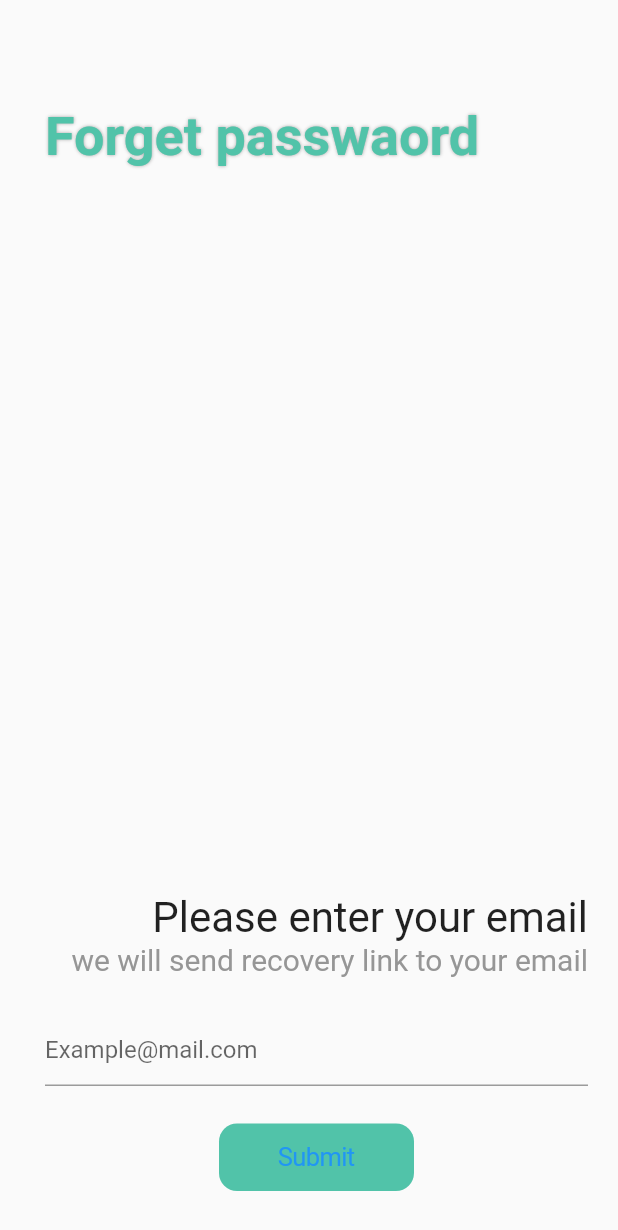
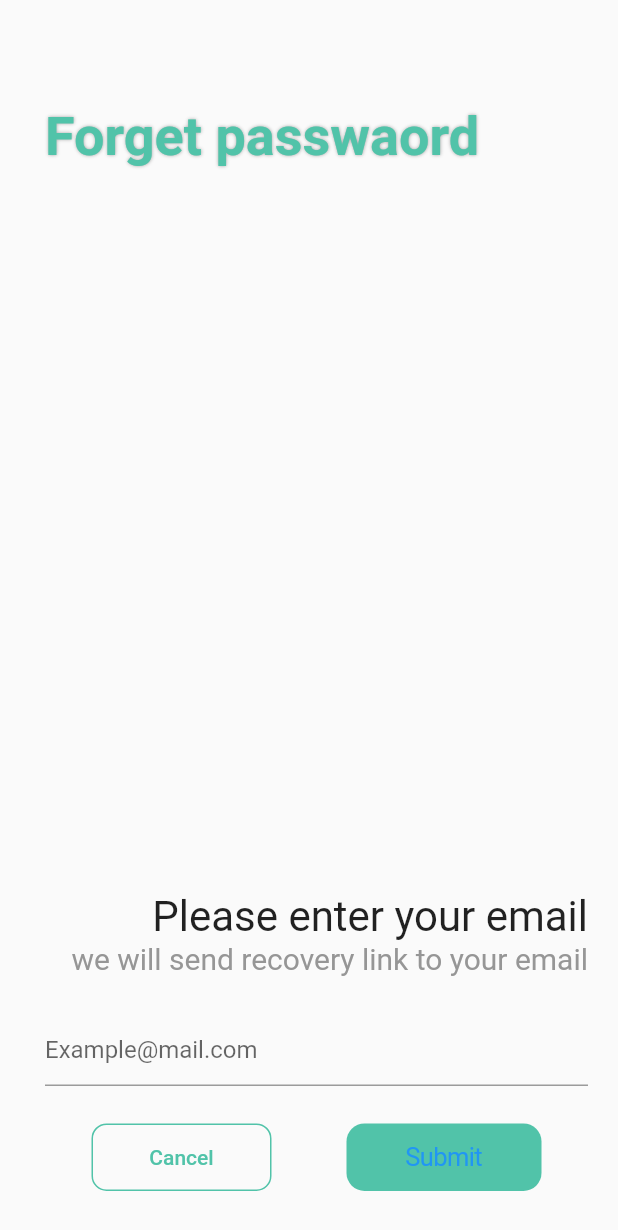
Before and after one commit to chanakarn04/IMAS_FE, a Flutter app: the ForgetPswPage screen opened by its route, on a phone screen of 412 x 824 dp. Shown: the top 1230 px of the screen. Run offline on Flutter 3.47's test engine with Material 2 defaults, Android fonts, the phone set to English and light mode, and no system bars.

Commit message:
change file name and add back button to forget pswd

```diff
--- a/lib/Pages/forgetPswPage.dart
+++ b/lib/Pages/forgetPswPage.dart
@@ -1,6 +1,7 @@
 import 'package:flutter/material.dart';
 
 import '../Widget/AdaptiveRaisedButton.dart';
+import '../Widget/adaptiveBorderButton.dart';
 
 class ForgetPswPage extends StatelessWidget {
   static const routeName = '/forget-password';
@@ -79,6 +80,20 @@ class ForgetPswPage extends StatelessWidget {
               SizedBox(
                 height: 25,
               ),
+              Row(
+                mainAxisAlignment: MainAxisAlignment.center,
+                children: [
+                  AdaptiveBorderButton(
+                    buttonText: 'Cancel',
+                    handlerFn: () {
+                      Navigator.of(context).pop();
+                    },
+                    height: 45,
+                    width: 120,
+                  ),
+                  SizedBox(
+                    width: 50,
+                  ),
                   AdaptiveRaisedButton(
                     buttonText: 'Submit',
                     handlerFn: () {
@@ -90,6 +105,8 @@ class ForgetPswPage extends StatelessWidget {
                   ),
                 ],
               ),
+            ],
+          ),
         ),
       ),
     );
--- a/lib/Pages/login.dart
+++ b/lib/Pages/loginPage.dart
@@ -3,6 +3,7 @@ import 'package:flutter/material.dart';
 import '../Widget/Logo.dart';
 import '../Widget/AdaptiveRaisedButton.dart';
 import './forgetPswPage.dart';
+import './registerPage.dart';
 
 class LogInPage extends StatelessWidget {
   static const routeName = '/login';
@@ -100,7 +101,9 @@ class LogInPage extends StatelessWidget {
                     ),
                   ),
                   TextButton(
-                    onPressed: () {},
+                    onPressed: () {
+                      Navigator.of(context).pushNamed(RegisterPage.routeName);
+                    },
                     child: Text(
                       'Sign Up',
                       style: TextStyle(color: Colors.black),
--- a/lib/Widget/sideDrawer.dart
+++ b/lib/Widget/sideDrawer.dart
@@ -12,7 +12,7 @@ import '../Pages/settingPages.dart';
 // import '../Pages/vitalSignStartPages.dart';
 // import '../Pages/painScoreStartPage.dart';
 // import '../Pages/vitalSignStartPages.dart';
-import '../Pages/login.dart';
+import '../Pages/loginPage.dart';
 import '../Pages/patientInfoPage.dart';
 
 class SideDrawer extends StatelessWidget {
--- a/lib/main.dart
+++ b/lib/main.dart
@@ -18,7 +18,7 @@ import './Pages/painScorePage.dart';
 import './Pages/predictionResultPage.dart';
 import './Pages/diseaseDetail.dart';
 import './Pages/patientInfoPage.dart';
-import './Pages/login.dart';
+import './Pages/loginPage.dart';
 import './Pages/forgetPswPage.dart';
 import './Pages/registerPage.dart';
 
```
Lines whose indentation alone changed are shown as unchanged.
